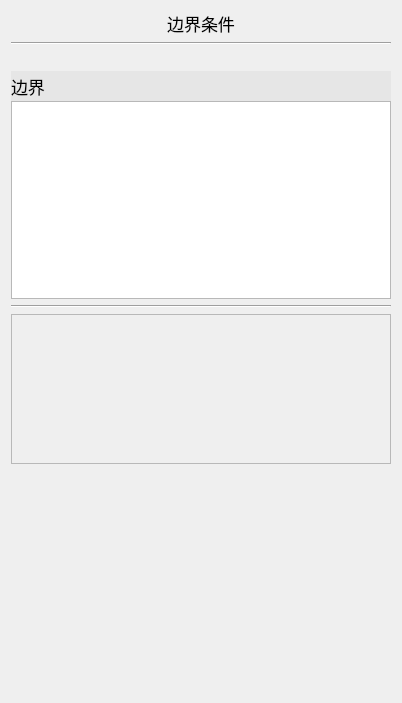
Before: the Qt Designer form src/FormBoundaryConditions.ui in Aiopr-bits/MAVES, drawn with Qt 5.
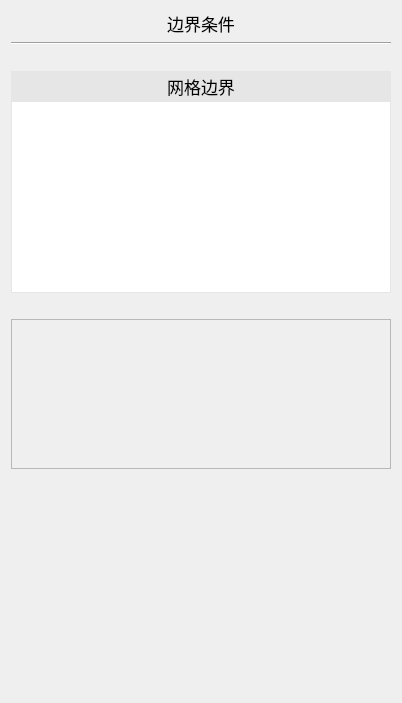
After: the same form once the commit is applied.

Commit message: feat：边界条件子面板（布局）

What changed in the file:
```diff
--- a/src/FormBoundaryConditions.ui
+++ b/src/FormBoundaryConditions.ui
@@ -86,7 +86,10 @@
 </string>
          </property>
          <property name="text">
-          <string>边界</string>
+          <string>网格边界</string>
+         </property>
+         <property name="alignment">
+          <set>Qt::AlignCenter</set>
          </property>
         </widget>
        </item>
@@ -95,17 +98,52 @@
          <property name="focusPolicy">
           <enum>Qt::NoFocus</enum>
          </property>
+         <property name="styleSheet">
+          <string notr="true">QListView {
+    background-color: white; /* 设置元素背景颜色为白色 */
+    border: 1px solid rgb(230, 230, 230); /* 设置边框颜色 */
+    show-decoration-selected: 1; /* 显示选中项的装饰 */
+}
+
+QListView::item {
+    border-bottom: 1px solid rgb(230, 230, 230); /* 设置元素之间的横线颜色 */
+}
+
+QHeaderView::section {
+    background-color: rgb(230, 230, 230); /* 设置标题背景颜色 */
+    border: 1px solid rgb(230, 230, 230); /* 设置标题边框颜色 */
+}
+
+QListView::item:hover {
+    background: #F7F7F7;
+}
+
+QListView::item:selected {
+    background: #EEEEEE;
+}
+
+</string>
+         </property>
         </widget>
        </item>
+       <item>
+        <spacer name="verticalSpacer_2">
+         <property name="orientation">
+          <enum>Qt::Vertical</enum>
+         </property>
+         <property name="sizeType">
+          <enum>QSizePolicy::Fixed</enum>
+         </property>
+         <property name="sizeHint" stdset="0">
+          <size>
+           <width>20</width>
+           <height>20</height>
+          </size>
+         </property>
+        </spacer>
+       </item>
       </layout>
      </item>
-     <item>
-      <widget class="Line" name="line_2">
-       <property name="orientation">
-        <enum>Qt::Horizontal</enum>
-       </property>
-      </widget>
-     </item>
      <item>
       <widget class="QScrollArea" name="scrollArea_2">
        <property name="minimumSize">
@@ -120,6 +158,49 @@
          <height>150</height>
         </size>
        </property>
+       <property name="styleSheet">
+        <string notr="true">QScrollArea QScrollBar:vertical {
+    border: none; /* 无边框 */
+    background: white;
+    width: 12px;
+    margin: 0px 0px 0px 0px;
+}
+
+QScrollArea QScrollBar::handle:vertical {
+    background: #bfbfbf;
+    min-height: 20px;
+    border-radius: 5px;
+}
+
+QScrollArea QScrollBar::add-line:vertical {
+    background: white;
+    height: 0px;
+    subcontrol-position: bottom;
+    subcontrol-origin: margin;
+}
+
+QScrollArea QScrollBar::sub-line:vertical {
+    background: white;
+    height: 0px;
+    subcontrol-position: top;
+    subcontrol-origin: margin;
+}
+
+QScrollArea QScrollBar::up-arrow:vertical,
+QScrollArea QScrollBar::down-arrow:vertical {
+    border: none;
+    width: 0px;
+    height: 0px;
+    background: none;
+}
+
+QScrollArea QScrollBar::add-page:vertical,
+QScrollArea QScrollBar::sub-page:vertical {
+    background: none;
+}
+
+</string>
+       </property>
        <property name="widgetResizable">
         <bool>true</bool>
        </property>
```
Left out of the diff: 2 changed lines with no effect on the pictures. The commit also changes 2 other files.
